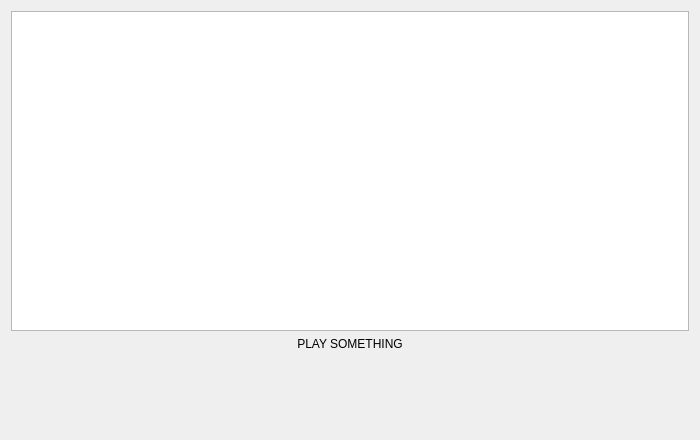
Before: the Qt Designer form player.ui in jacquelineb/Music-Player, drawn with Qt 5.
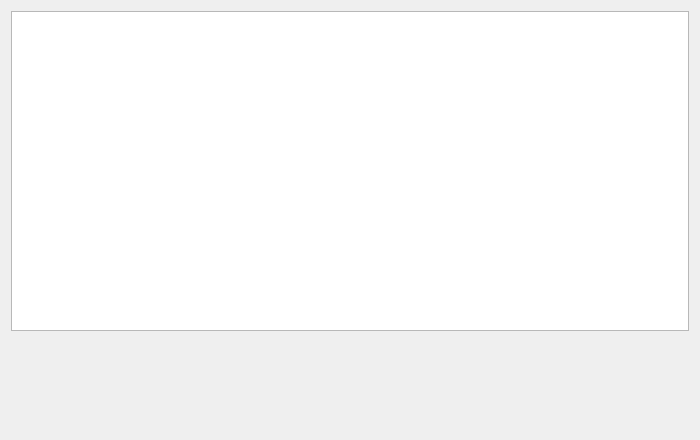
After: the same form once the commit is applied. Custom widgets are drawn as their Qt base class.

Commit message: Created a new branch for debugging. Running the program sometimes hangs when creating MainWindow or attempting to show the window. Unrelated: I've also disabled sorting from the treeView in Player()

```diff
--- a/player.ui
+++ b/player.ui
@@ -60,7 +60,7 @@
    <item row="1" column="1">
     <widget class="QLabel" name="currentTrackLabel">
      <property name="text">
-      <string>PLAY SOMETHING</string>
+      <string/>
      </property>
      <property name="alignment">
       <set>Qt::AlignCenter</set>
```
Left out of the diff: 27 changed lines with no effect on the pictures. The commit also changes 6 other files.
